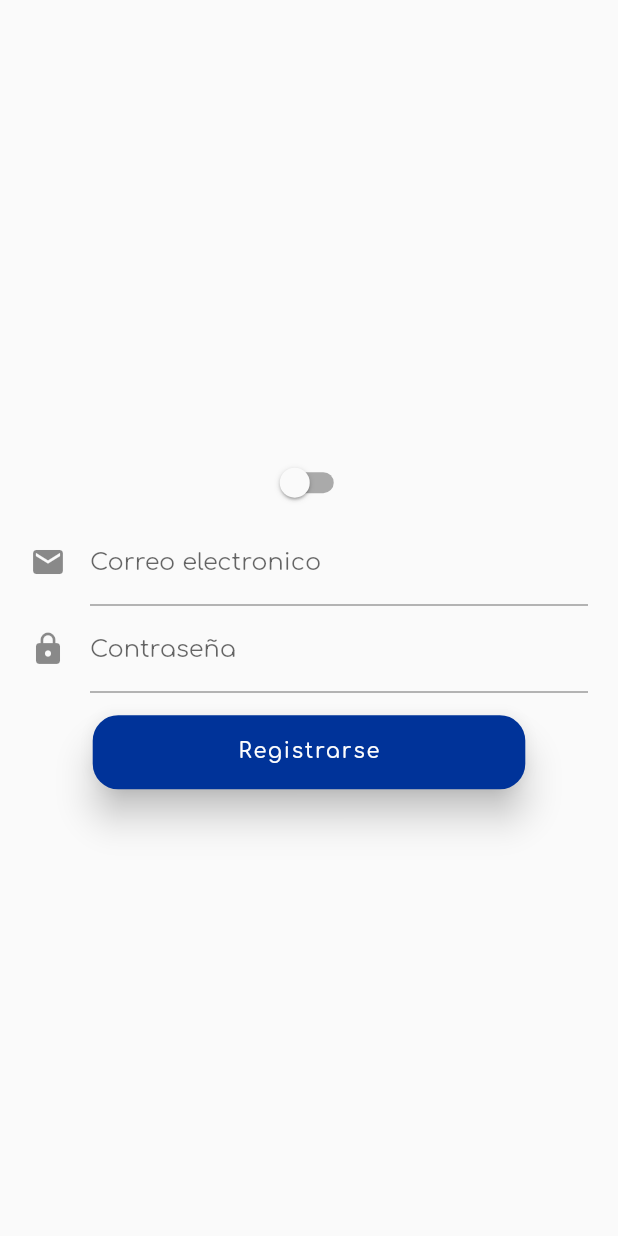
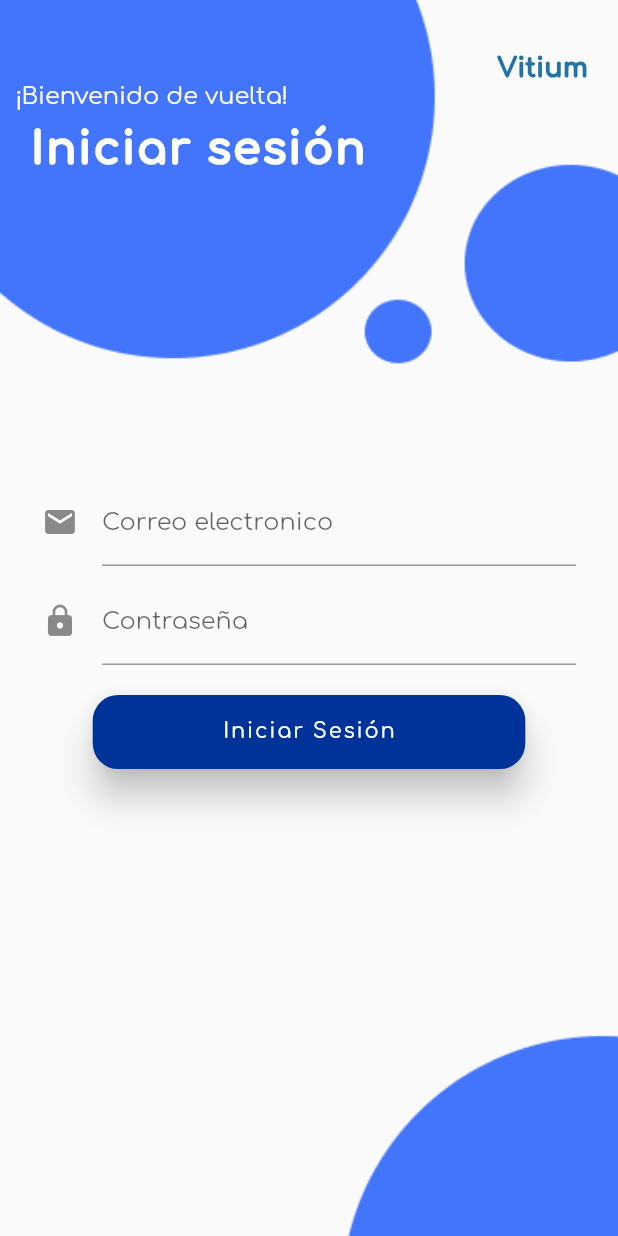
Before and after one commit to Emmanuelle20021/vitiumParaDocker, a Flutter app: the LoginUser screen opened directly, on a phone screen of 412 x 824 dp. Run offline on Flutter 3.47's test engine with Material 2 defaults, Android fonts, the phone set to English and light mode, and no system bars; drawn by our look-alikes of auto_size_text; our stand-ins replace animate_do, cloud_firestore, file_picker, firebase_auth, firebase_core, firebase_storage and 2 more; missing offline and left inert: firebase_app_check; accounts and stored records are empty.

Commit message:
Inicio sesión - usuario

```diff
--- a/lib/constantes/constantes.dart
+++ b/lib/constantes/constantes.dart
@@ -30,8 +30,33 @@ String briefTriste = "assets/brief/brief-triste.png";
 String briefConfundido = "assets/brief/brief-confundido.png";
 String briefAsombro = "assets/brief/brief-sorprendido.png";
 String logoVitium = "assets/vitium/logo-vitium.png";
+String mancha = "assets/figuras/mancha.png";
+String fondo = "assets/figuras/fondo.png";
 
 var tema = ThemeData();
+
+double maxFontSizeVitium = 20;
+double maxFontSizeSubTitle = 18;
+double maxFontSizeTitle = 34;
+
+TextStyle vitiumStyle = TextStyle(
+  fontSize: 18,
+  fontWeight: FontWeight.w900,
+  color: icon,
+);
+
+TextStyle tituloStyle = TextStyle(
+  fontSize: 30,
+  letterSpacing: 1,
+  fontWeight: FontWeight.w900,
+  color: background,
+);
+
+TextStyle subtituloStyle = TextStyle(
+  fontSize: 16,
+  color: background,
+  decoration: TextDecoration.none,
+);
 
 TextStyle splashTitle = TextStyle(
   letterSpacing: 5,
@@ -39,7 +64,6 @@ TextStyle splashTitle = TextStyle(
   fontSize: 40,
   fontWeight: FontWeight.w900,
   color: title,
-  decoration: TextDecoration.none,
 );
 
 var orangeSplash = TextStyle(
@@ -48,7 +72,6 @@ var orangeSplash = TextStyle(
   fontSize: 40,
   fontWeight: FontWeight.w900,
   color: secondary,
-  decoration: TextDecoration.none,
 );
 
 var blueTitle = TextStyle(
@@ -57,7 +80,6 @@ var blueTitle = TextStyle(
   fontSize: 40,
   fontWeight: FontWeight.w900,
   color: accent,
-  decoration: TextDecoration.none,
 );
 
 var grayTitle = TextStyle(
@@ -65,7 +87,6 @@ var grayTitle = TextStyle(
   fontSize: 32,
   fontWeight: FontWeight.bold,
   color: text,
-  decoration: TextDecoration.none,
 );
 
 var textStylePopUp = TextStyle(
@@ -75,8 +96,8 @@ var textStylePopUp = TextStyle(
   color: accent,
 );
 
-const buttonTextStyle = TextStyle(
-  color: Colors.pink,
+var buttonTextStyle = TextStyle(
+  color: background,
 );
 
 const profile = BottomNavigationBarItem(
--- a/lib/constantes/navigation.dart
+++ b/lib/constantes/navigation.dart
@@ -49,18 +49,18 @@ class _BarraState extends State<Barra> {
   }
 }
 
-var perfil = BottomNavigationBarItem(
+var perfil = const BottomNavigationBarItem(
   icon: Icon(Icons.person_2_outlined),
   activeIcon: Icon(Icons.person),
   label: 'Perfil',
 );
-var trabajo = BottomNavigationBarItem(
+var trabajo = const BottomNavigationBarItem(
   icon: Icon(Icons.work_outline),
   activeIcon: Icon(Icons.work),
   label: 'Trabajos',
 );
 
-var menu = BottomNavigationBarItem(
+var menu = const BottomNavigationBarItem(
   icon: Icon(Icons.home_outlined),
   activeIcon: Icon(Icons.home_filled),
   label: 'Home',
--- a/lib/pantallas/usuario/login/login_user.dart
+++ b/lib/pantallas/usuario/login/login_user.dart
@@ -1,6 +1,8 @@
+import 'package:auto_size_text/auto_size_text.dart';
 import 'package:flutter/material.dart';
 import 'package:flutter_native_splash/flutter_native_splash.dart';
 import 'package:vitium_app/Funcionalidades/postulante.dart';
+import 'package:vitium_app/constantes/constantes.dart';
 
 class LoginUser extends StatefulWidget {
   static String id = "login_user";
@@ -14,19 +16,13 @@ class LoginUser extends StatefulWidget {
 Postulante usuario = Postulante();
 
 class _LoginUserState extends State<LoginUser> {
-  bool isLogin = false;
   final _formKey = GlobalKey<FormState>();
   final TextEditingController _emailController = TextEditingController();
   final TextEditingController _passwordController = TextEditingController();
 
   handleSubmit() async {
     if (!_formKey.currentState!.validate()) return;
-
-    if (isLogin) {
     await usuario.iniciarSesion();
-    } else {
-      await usuario.registrar();
-    }
   }
 
   @override
@@ -44,21 +40,62 @@ class _LoginUserState extends State<LoginUser> {
 
   @override
   Widget build(BuildContext context) {
+    final ancho = MediaQuery.of(context).size.width;
     return SafeArea(
       child: Scaffold(
+        resizeToAvoidBottomInset: false,
         body: Center(
-          child: Form(
-            key: _formKey,
+          child: Stack(
+            children: [
+              SizedBox(
+                width: ancho,
+                child: Image.asset(fondo, fit: BoxFit.cover),
+              ),
+              SingleChildScrollView(
+                child: Column(
+                  children: [
+                    Container(
+                      padding: const EdgeInsets.only(top: 35, right: 20),
+                      alignment: Alignment.centerRight,
+                      width: ancho,
+                      child: AutoSizeText(
+                        "Vitium",
+                        maxFontSize: maxFontSizeVitium,
+                        style: vitiumStyle,
+                      ),
+                    ),
+                    Container(
+                      padding: const EdgeInsets.only(bottom: 10, left: 10),
+                      alignment: Alignment.centerLeft,
+                      child: AutoSizeText(
+                        "¡Bienvenido de vuelta!",
+                        maxFontSize: maxFontSizeSubTitle,
+                        style: subtituloStyle,
+                      ),
+                    ),
+                    Container(
+                      padding: const EdgeInsets.only(bottom: 5, left: 20),
+                      alignment: Alignment.bottomLeft,
+                      child: AutoSizeText(
+                        "Iniciar sesión",
+                        style: tituloStyle,
+                      ),
+                    ),
+                  ],
+                ),
+              ),
+              Form(
                 child: Column(
                   mainAxisAlignment: MainAxisAlignment.center,
                   children: [
-                Flexible(
-                  child: _switchRS(),
+                    Padding(
+                      padding: const EdgeInsets.all(8.0),
+                      child: _userTextField(),
                     ),
-                _userTextField(),
-                _passwordTextField(),
-                const SizedBox(
-                  height: 15,
+                    Padding(
+                      padding:
+                          const EdgeInsets.only(bottom: 20, right: 8, left: 8),
+                      child: _passwordTextField(),
                     ),
                     Row(
                       mainAxisAlignment: MainAxisAlignment.spaceEvenly,
@@ -66,8 +103,11 @@ class _LoginUserState extends State<LoginUser> {
                         _buttonSend(),
                       ],
                     ),
+
                   ],
                 ),
+              ),
+            ],
           ),
         ),
       ),
@@ -144,23 +184,14 @@ class _LoginUserState extends State<LoginUser> {
       height: MediaQuery.of(context).size.height * .06,
       child: FloatingActionButton.extended(
         onPressed: () {
-          //print(usuario.toString());
           handleSubmit();
         },
-        label: Text(isLogin ? "Iniciar Sesión" : "Registrarse"),
+        label: Text(
+          "Iniciar Sesión",
+          style: buttonTextStyle,
+        ),
         elevation: 10,
       ),
     );
   }
-
-  Widget _switchRS() {
-    return Switch(
-      value: isLogin,
-      onChanged: (value) {
-        setState(() {
-          isLogin = value;
-        });
-      },
-    );
 }
-}
```
Also changed, not shown: lib/main.dart (+6 -27 lines), lib/pantallas/splash/splahs.dart (+177 -127 lines). Lines whose indentation alone changed are shown as unchanged.
